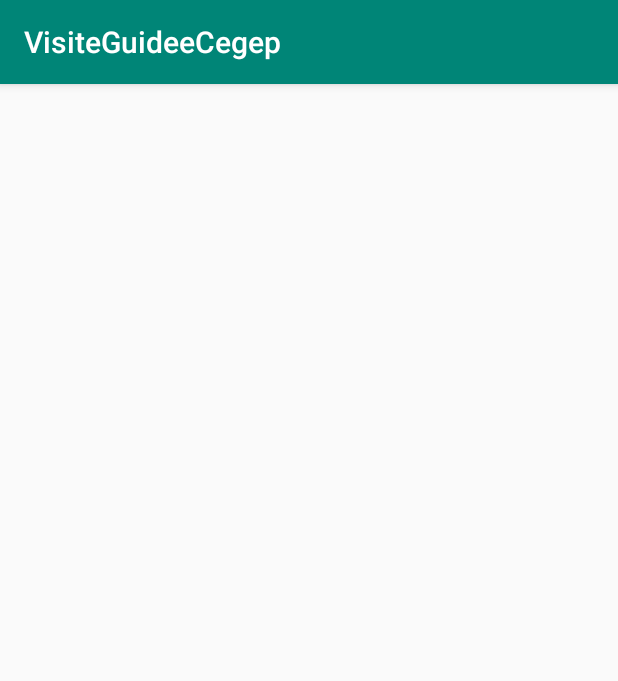
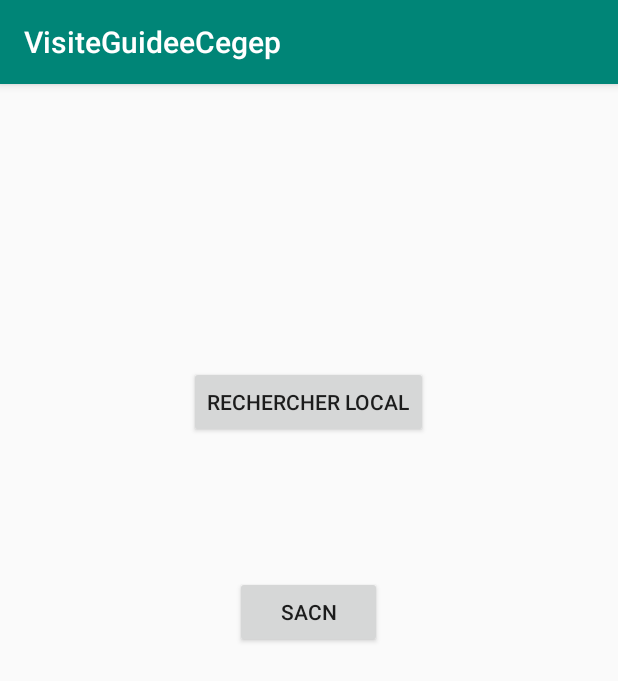
Before and after one commit to thompell98/VisiteGuideeCegep, an Android app: the screen it shows after launch (MainActivity), on a phone screen of 412 x 824 dp. Shown: the top 681 px of the screen. Run offline under Robolectric (Android 15) with nearby library versions, the phone set to English and light mode, and no system bars.

Commit message:
Correction DB

```diff
--- a/app/src/main/AndroidManifest.xml
+++ b/app/src/main/AndroidManifest.xml
@@ -1,7 +1,7 @@
 <?xml version="1.0" encoding="utf-8"?>
 <manifest xmlns:android="http://schemas.android.com/apk/res/android"
     package="com.example.visiteguideecegep">
-
+<uses-permission android:name="android.permission.CAMERA"/>
     <uses-permission android:name="android.permission.INTERNET" />
     <uses-permission android:name="android.permission.ACCESS_NETWORK_STATE" />
     <application
--- a/app/src/main/java/com/example/visiteguideecegep/ConnexionBD.java
+++ b/app/src/main/java/com/example/visiteguideecegep/ConnexionBD.java
@@ -87,7 +87,7 @@ public class ConnexionBD extends AppCompatActivity
         textViewNom = (TextView) findViewById(R.id.textViewNom);
         textViewEtage = (TextView) findViewById(R.id.textViewEtage);
         db.collection("Locaux")
-                .whereEqualTo("numero", numeroLocal)
+                .whereEqualTo("Numero", numeroLocal)
                 .get()
                 .addOnCompleteListener(new OnCompleteListener<QuerySnapshot>()
                 {
@@ -98,8 +98,8 @@ public class ConnexionBD extends AppCompatActivity
                         {
                             for (QueryDocumentSnapshot document : task.getResult())
                             {
-                                textViewNumero.setText(document.get("numero").toString());
-                                textViewNom.setText(document.get("nom").toString());
+                                textViewNumero.setText(document.get("Numero").toString());
+                                textViewNom.setText(document.get("Nom").toString());
                                 textViewEtage.setText(document.get("Etage").toString());
                             }
                         }
--- a/app/src/main/java/com/example/visiteguideecegep/MainActivity.java
+++ b/app/src/main/java/com/example/visiteguideecegep/MainActivity.java
@@ -20,10 +20,16 @@ public class MainActivity extends AppCompatActivity {
     }
 
     private void setListener() {
-        findViewById(R.id.button_goToScan).setOnClickListener(new View.OnClickListener() {
+        findViewById(R.id.button_gotoscan).setOnClickListener(new View.OnClickListener() {
             @Override
             public void onClick(View v) {
                 redirectionCamera();
+            }
+        });
+        findViewById(R.id.button_db).setOnClickListener(new View.OnClickListener() {
+            @Override
+            public void onClick(View v) {
+                redirectionDb();
             }
         });
     }
@@ -32,5 +38,9 @@ private void redirectionCamera()
     Intent sendUserToSignUpOrLogin=new Intent(this, CameraActivity.class);
     startActivity(sendUserToSignUpOrLogin);
 }
-
+    private void redirectionDb()
+    {
+        Intent sendUserToSignUpOrLogin=new Intent(this, ConnexionBD.class);
+        startActivity(sendUserToSignUpOrLogin);
+    }
 }
--- a/app/src/main/res/layout/activity_connexion_bd.xml
+++ b/app/src/main/res/layout/activity_connexion_bd.xml
@@ -88,8 +88,8 @@
         android:layout_marginEnd="8dp"
         android:layout_marginBottom="8dp"
         android:ems="10"
+        android:hint="numero "
         android:inputType="textPersonName"
-        android:text="numero "
         app:layout_constraintBottom_toBottomOf="parent"
         app:layout_constraintEnd_toEndOf="parent"
         app:layout_constraintStart_toStartOf="parent"
--- a/app/src/main/res/layout/activity_main.xml
+++ b/app/src/main/res/layout/activity_main.xml
@@ -6,4 +6,29 @@
     android:layout_height="match_parent"
     tools:context=".MainActivity">
 
+    <Button
+        android:id="@+id/button_db"
+        android:layout_width="wrap_content"
+        android:layout_height="wrap_content"
+        android:layout_marginStart="8dp"
+        android:layout_marginTop="188dp"
+        android:layout_marginEnd="8dp"
+        android:text="Rechercher local"
+        app:layout_constraintEnd_toEndOf="parent"
+        app:layout_constraintHorizontal_bias="0.498"
+        app:layout_constraintStart_toStartOf="parent"
+        app:layout_constraintTop_toTopOf="parent" />
+
+    <Button
+        android:id="@+id/button_gotoscan"
+        android:layout_width="98dp"
+        android:layout_height="wrap_content"
+        android:layout_marginStart="8dp"
+        android:layout_marginTop="92dp"
+        android:layout_marginEnd="8dp"
+        android:text="Sacn"
+        app:layout_constraintEnd_toEndOf="parent"
+        app:layout_constraintHorizontal_bias="0.498"
+        app:layout_constraintStart_toStartOf="parent"
+        app:layout_constraintTop_toBottomOf="@+id/button_db" />
 </android.support.constraint.ConstraintLayout>
```
Also changed, not shown: 1 other file.
